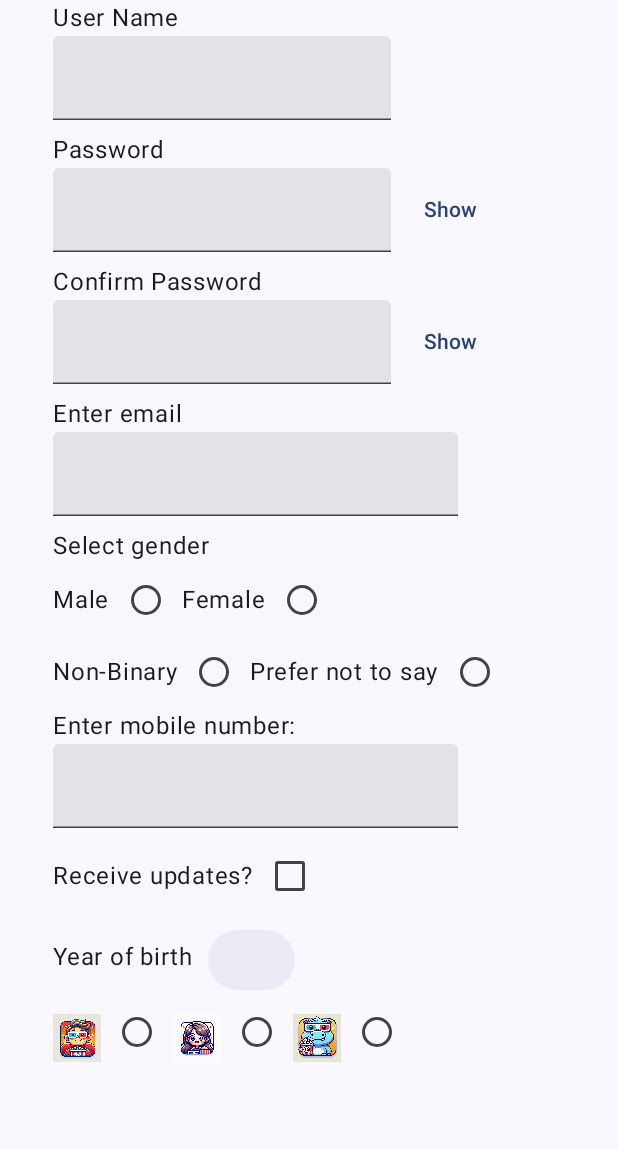
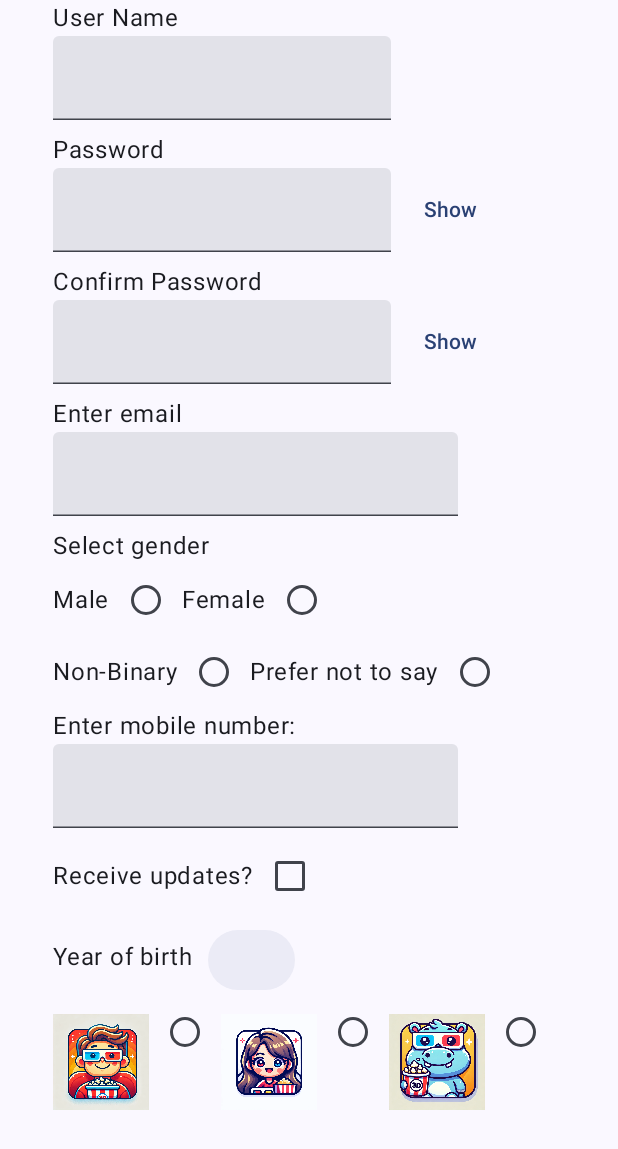
Before and after one commit to bladeacer/MovieApp, an Android app built with Jetpack Compose: the composable EditProfile called with empty values, on a phone screen of 412 x 824 dp. Shown: the top 1149 px of the screen. Run offline under Robolectric (Android 15) with nearby library versions, the phone set to English and light mode, and no system bars.

```diff
--- a/assignment1/app/src/main/java/com/it2161/dit99999x/assignment1/data/MovieItem.kt
+++ b/assignment1/app/src/main/java/com/it2161/dit99999x/assignment1/data/MovieItem.kt
@@ -11,7 +11,7 @@ data class MovieItem(
     val genre: String,
     val length: Int,
     val synopsis: String,
-    val comment: List<Comments>
+    var comment: List<Comments>
 )
 
 data class Comments(
--- a/assignment1/app/src/main/java/com/it2161/dit99999x/assignment1/ui/components/EditProfile.kt
+++ b/assignment1/app/src/main/java/com/it2161/dit99999x/assignment1/ui/components/EditProfile.kt
@@ -50,9 +50,7 @@ fun EditProfile(
     setYearOfBirth: (String) -> Unit,
     options: List<String>,
     showToast: Boolean,
-    setShowToast: (Boolean) -> Unit,
     toastMessage: String,
-    setToastMessage: (String) -> Unit,
     mobileNumber: String,
     setMobileNumber: (String) -> Unit
 ){
@@ -255,7 +253,7 @@ fun EditProfile(
                 contentDescription = "Avatar 1",
                 modifier = Modifier
                     .padding(0.dp, 12.dp, 0.dp, 0.dp)
-                    .size(32.dp)
+                    .size(64.dp)
             )
             RadioButton(
                 selected = sharedAvatarInt == 1,
@@ -266,7 +264,7 @@ fun EditProfile(
                 contentDescription = "Avatar 2",
                 modifier = Modifier
                     .padding(0.dp, 12.dp, 0.dp, 0.dp)
-                    .size(32.dp)
+                    .size(64.dp)
             )
             RadioButton(
                 selected = sharedAvatarInt == 2,
@@ -277,7 +275,7 @@ fun EditProfile(
                 contentDescription = "Avatar 3",
                 modifier = Modifier
                     .padding(0.dp, 12.dp, 0.dp, 0.dp)
-                    .size(32.dp)
+                    .size(64.dp)
             )
             RadioButton(
                 selected = sharedAvatarInt == 3,
--- a/assignment1/app/src/main/java/com/it2161/dit99999x/assignment1/ui/components/LandingScreen.kt
+++ b/assignment1/app/src/main/java/com/it2161/dit99999x/assignment1/ui/components/LandingScreen.kt
@@ -29,6 +29,7 @@ import com.it2161.dit99999x.assignment1.data.MovieItem
 fun LandingScreen(
     setMovieItem: (MovieItem) -> Unit,
     onClickMovieItem: () -> Unit,
+    setIndex: (Int) -> Unit,
     modifier: Modifier
 ) {
     val context = LocalContext.current
@@ -52,6 +53,7 @@ fun LandingScreen(
                         .padding(10.dp, 0.dp)
                         .fillMaxSize()
                         .clickable {
+                            setIndex(index)
                             setMovieItem(movieItem)
                             onClickMovieItem()
                         }
--- a/assignment1/app/src/main/java/com/it2161/dit99999x/assignment1/ui/components/LoginScreen.kt
+++ b/assignment1/app/src/main/java/com/it2161/dit99999x/assignment1/ui/components/LoginScreen.kt
@@ -6,7 +6,6 @@ import androidx.compose.ui.graphics.Color
 import androidx.compose.ui.res.painterResource
 import androidx.compose.foundation.Image
 import androidx.compose.foundation.background
-import androidx.compose.foundation.clickable
 import androidx.compose.foundation.layout.Column
 import androidx.compose.foundation.layout.Row
 import androidx.compose.foundation.layout.Spacer
@@ -29,7 +28,6 @@ import androidx.compose.ui.text.input.PasswordVisualTransformation
 import androidx.compose.ui.text.input.VisualTransformation
 import androidx.compose.ui.unit.dp
 import androidx.compose.ui.unit.sp
-import androidx.navigation.NavController
 import com.it2161.dit99999x.assignment1.MovieRaterApplication
 import com.it2161.dit99999x.assignment1.R
 import com.it2161.dit99999x.assignment1.ui.theme.*
--- a/assignment1/app/src/main/java/com/it2161/dit99999x/assignment1/ui/components/MovieDetail.kt
+++ b/assignment1/app/src/main/java/com/it2161/dit99999x/assignment1/ui/components/MovieDetail.kt
@@ -91,7 +91,7 @@ fun MovieDetailScreen(
             Text(text = synopsisString, fontSize = 12.sp, modifier = Modifier.fillMaxWidth(0.9f))
             Spacer(modifier = Modifier.height(16.dp))
             Text("Comments: ", fontSize= 12.sp)
-            val commentsList = sharedMovieItem.comment.sortedByDescending { it.time }
+            var commentsList = sharedMovieItem.comment.sortedByDescending { it.date }
             LazyColumn {
                 items(
                     count = commentsList.size,
--- a/assignment1/app/src/main/java/com/it2161/dit99999x/assignment1/ui/components/ProfileScreen.kt
+++ b/assignment1/app/src/main/java/com/it2161/dit99999x/assignment1/ui/components/ProfileScreen.kt
@@ -5,8 +5,6 @@ import androidx.compose.foundation.layout.Column
 import androidx.compose.foundation.layout.fillMaxHeight
 import androidx.compose.foundation.layout.fillMaxWidth
 import androidx.compose.foundation.layout.padding
-import androidx.compose.foundation.rememberScrollState
-import androidx.compose.foundation.verticalScroll
 import androidx.compose.material3.Text
 import androidx.compose.runtime.Composable
 import androidx.compose.ui.Alignment
```
Also changed, not shown: assignment1/app/src/main/java/com/it2161/dit99999x/assignment1/MovieViewerApp.kt (+9 -4 lines), assignment1/app/src/main/java/com/it2161/dit99999x/assignment1/ui/components/AddCommentScreen.kt (+67 -0 lines).
